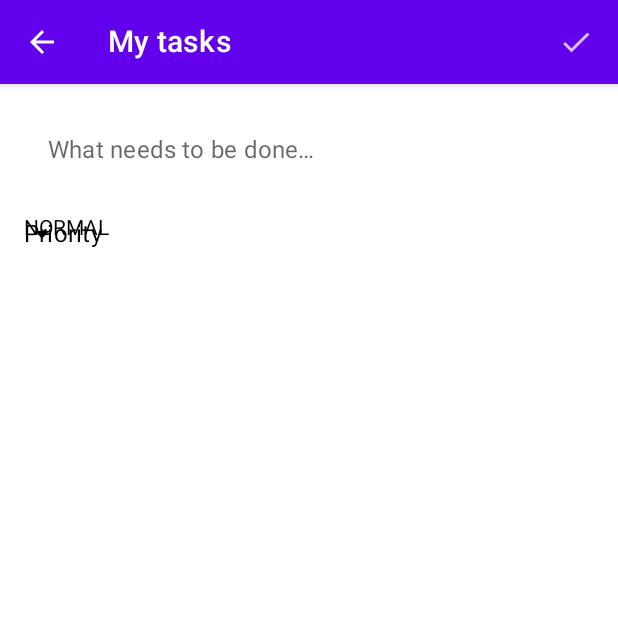
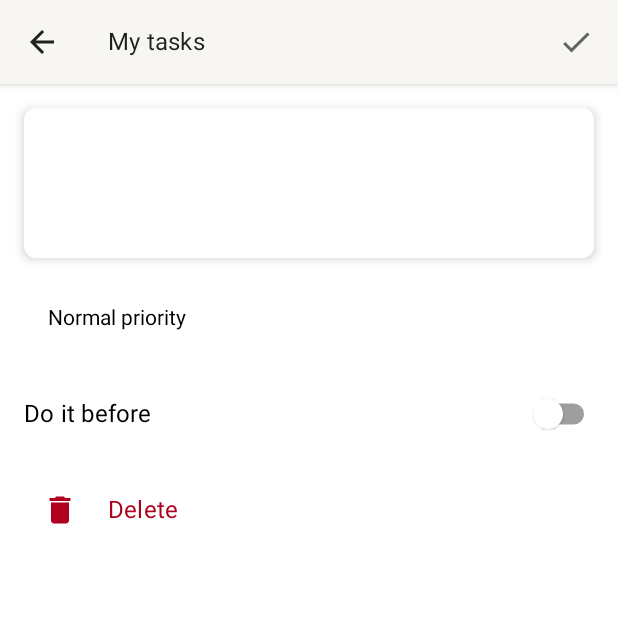
Before and after one commit to Mobile-Developement-School-23/android-todo-app-fomichev, an Android app built with Jetpack Compose: the screen it shows after launch (MainActivity), after a tap on "Add new to-do item", on a phone screen of 412 x 824 dp, the top half of it. Run offline under Robolectric (Android 15) with nearby library versions, the phone set to English and light mode, and no system bars; our stand-ins replace Dagger/Hilt's generated code, Room's generated code; network calls fail; Roboto replaces fonts that are not available here; 1 statement that could not run was skipped.

Commit message:
add compose v3

```diff
--- a/app/src/main/java/com/example/mytodoapp/presentation/Theme.kt
+++ b/app/src/main/java/com/example/mytodoapp/presentation/Theme.kt
@@ -17,6 +17,8 @@ fun MainTheme(
         true -> blackPalette
         else -> lightPalette
     }
+
+
 //    val typography = MyTypography(
 //        largeTitle = TextSize(32.sp),
 //        title =TextUnit(20.sp),
--- a/app/src/main/java/com/example/mytodoapp/presentation/featureAddEditTodoItem/AddEditTodoItemFragment.kt
+++ b/app/src/main/java/com/example/mytodoapp/presentation/featureAddEditTodoItem/AddEditTodoItemFragment.kt
@@ -8,6 +8,7 @@ import android.util.Log
 import android.view.LayoutInflater
 import android.view.View
 import android.view.ViewGroup
+import androidx.compose.foundation.background
 import androidx.compose.foundation.clickable
 
 
@@ -29,6 +30,10 @@ import androidx.compose.material.MaterialTheme
 import androidx.compose.material.Scaffold
 import androidx.compose.material.Switch
 import androidx.compose.foundation.interaction.MutableInteractionSource
+import androidx.compose.foundation.shape.RoundedCornerShape
+import androidx.compose.material.Button
+import androidx.compose.material.Card
+import androidx.compose.material.LocalTextStyle
 import androidx.compose.material.SwitchDefaults
 import androidx.compose.material.Text
 import androidx.compose.material.TextField
@@ -61,6 +66,8 @@ import com.example.mytodoapp.R
 import com.example.mytodoapp.appComponent
 import com.example.mytodoapp.domain.Importance
 import com.example.mytodoapp.domain.TodoItem
+import com.example.mytodoapp.presentation.LocalMyColors
+import com.example.mytodoapp.presentation.MainTheme
 import com.example.mytodoapp.presentation.factory.ViewModelFactory
 import com.example.mytodoapp.presentation.featureTodoList.MainTodoListFragment
 import org.w3c.dom.Text
@@ -107,24 +114,34 @@ class AddEditTodoItemFragment : Fragment() {
 
         return ComposeView(requireContext()).apply {
             setContent {
+                MainTheme() {
                     AddEditTodoItemScreen()
+                }
             }
         }
 
     }
 
+    override fun onViewCreated(view: View, savedInstanceState: Bundle?) {
+        super.onViewCreated(view, savedInstanceState)
+
+    }
+
     @SuppressLint("UnusedMaterialScaffoldPaddingParameter")
     @Composable
-    private fun AddEditTodoItemScreen() {
-       // val todoItemState = viewModel.todoItem.value
+    fun AddEditTodoItemScreen() {
+
+        var isSwitchOn by remember { mutableStateOf(false) }
+        val isEditMode = (todoItemId != MODE_ADD)
         if (todoItemId != MODE_ADD) viewModel.getTodoItem(todoItemId)
-        val (description, setDescription) = remember { mutableStateOf("") }
-        val (priority, setPriority) = remember { mutableStateOf(Importance.NORMAL) }
-        val (deadline, setDeadline) = remember { mutableStateOf(TodoItem.NO_DEADLINE) }
+        var (description, setDescription) = remember { mutableStateOf("") }
+        var (creatingDate, setCreatingDate) = remember { mutableStateOf(Date(System.currentTimeMillis())) }
+        var (changeDate, setChangeDate) = remember { mutableStateOf(Date(System.currentTimeMillis())) }
+        var (id, setId) = remember { mutableStateOf("") }
+        var (priority, setPriority) = remember { mutableStateOf(Importance.NORMAL) }
+      //  val (deadline, setDeadline) = remember { mutableStateOf(TodoItem.NO_DEADLINE) }
         val (itemDone, setItemDone) = remember { mutableStateOf(false) }
-
-
-        val isEditMode = (todoItemId != MODE_ADD)
+        var expanded by remember { mutableStateOf(false) }
 
 
         LaunchedEffect(Unit) {
@@ -137,7 +154,9 @@ class AddEditTodoItemFragment : Fragment() {
                             setDescription(todoItemCopy!!.description)
                             setPriority(todoItemCopy!!.priority)
                             setItemDone(todoItemCopy!!.done)
-
+                            setCreatingDate(todoItemCopy!!.creationDate)
+                            setId(todoItemCopy!!.id)
+                                //  setDeadline(todoItemCopy!!.deadline)
                             viewModel.todoItem.removeObserver(this)
                         }
                     }
@@ -145,36 +164,35 @@ class AddEditTodoItemFragment : Fragment() {
             }
 
         }
-
-
-        val scaffoldState = rememberScaffoldState()
-
+      // val scaffoldState = rememberScaffoldState()
         Scaffold(
-            scaffoldState = scaffoldState,
+      //      scaffoldState = scaffoldState,
             topBar = {
                 TopAppBar(
+                    backgroundColor = LocalMyColors.current.colorBackPrimary,
                     title = {
                         Text(
-                            text = if (isEditMode) {
-                                stringResource(R.string.my_todo_items)
-                            } else {
-                                stringResource(R.string.my_todo_items)
-                            }
+                            text = stringResource(id = R.string.my_todo_items),
+                            style = MaterialTheme.typography.subtitle1
                         )
                     },
                     navigationIcon = {
-                        IconButton(onClick = { requireActivity().onBackPressed() }) {
+                        IconButton(onClick = {  requireActivity().supportFragmentManager.beginTransaction()
+                            .replace(R.id.rootContainer, MainTodoListFragment.newInstance())
+                            .addToBackStack(null)
+                            .commit() }) {
                             Icon(
-                                Icons.Filled.ArrowBack,
-                                contentDescription = stringResource(R.string.my_todo_items)
+                                imageVector = Icons.Filled.ArrowBack,
+                                contentDescription = stringResource(id = R.string.my_todo_items)
                             )
                         }
                     },
                     actions = {
-                        IconButton(onClick = { saveTodoItem(description, priority, false, deadline) }) {
+                        IconButton(onClick = { if (isEditMode) editTodoItem(description, priority, itemDone, creatingDate, id)
+                            else saveTodoItem(description, priority, false) }) {
                             Icon(
-                                Icons.Filled.Check,
-                                contentDescription = stringResource(R.string.my_todo_items)
+                                imageVector = Icons.Filled.Check,
+                                contentDescription = stringResource(id = R.string.my_todo_items)
                             )
                         }
                     }
@@ -186,41 +204,116 @@ class AddEditTodoItemFragment : Fragment() {
                         .padding(16.dp)
                         .fillMaxSize()
                 ) {
+                    Card(
+                        modifier = Modifier
+                            .fillMaxWidth()
+                            .height(100.dp),
+                        backgroundColor = LocalMyColors.current.colorBackSecondary,
+                        shape = RoundedCornerShape(8.dp),
+                        elevation = 4.dp
+                    ) {
                         TextField(
-                        modifier = Modifier.fillMaxWidth(),
+                            modifier = Modifier
+                                .fillMaxSize()
+                                .padding(8.dp),
                             value = description,
-                        onValueChange = { setDescription(it) },
-                        label = { Text(stringResource(R.string.what_need_to_do)) },
+                            onValueChange = { setDescription(it)},
+                            textStyle = LocalTextStyle.current.copy(
+                                color = MaterialTheme.colors.onSurface
+                            ),
+                            singleLine = false,
+                            maxLines = Int.MAX_VALUE,
                             colors = TextFieldDefaults.textFieldColors(
-                            backgroundColor = Color.Transparent,
+                                backgroundColor = LocalMyColors.current.colorBackSecondary,
                                 cursorColor = MaterialTheme.colors.onSurface,
-                            focusedIndicatorColor = Color.Transparent,
+                                focusedIndicatorColor = LocalMyColors.current.colorBackSecondary,
                                 unfocusedIndicatorColor = Color.Transparent
                             )
                         )
+                    }
 
                     Spacer(modifier = Modifier.height(16.dp))
 
-                    PrioritySelector(
+
+                    Column {
+                        Text(
+                            text = when (priority) {
+                                Importance.LOW -> stringResource(id = R.string.low_priority)
+                                Importance.HIGH -> stringResource(id = R.string.high_priority)
+                                else -> stringResource(id = R.string.normal_priority)
+                            },
+                            modifier = Modifier
+                                .padding(16.dp)
+                                .clickable { expanded = true }
+                        )
+                        DropdownMenu(
+                            expanded = expanded,
+                            onDismissRequest = { expanded = false }
+                        ) {
+                            PriorityItems(
                                 priority = priority,
-                        onPrioritySelected = { setPriority(it) }
+                                onPrioritySelected = {
+                                    setPriority(it)
+                                    expanded = false
+                                }
                             )
+                        }
+                    }
+
+
+
 
                     Spacer(modifier = Modifier.height(16.dp))
 
-                    deadline?.let { it1 ->
-                        DeadlineSwitch(
-                            isEditMode = isEditMode,
-                            deadline = it1,
-                            onDeadlineChanged = {  }
+                    Row(
+                        modifier = Modifier.fillMaxWidth(),
+                        verticalAlignment = Alignment.CenterVertically
+                    ) {
+                        Text(
+                            text = stringResource(id = R.string.do_for),
+                            modifier = Modifier.weight(0.3f),
+                            style = MaterialTheme.typography.subtitle1
+                        )
+
+                        Switch(
+                            checked = isSwitchOn,
+                            onCheckedChange = { isSwitchOn = it },
+                            modifier = Modifier.padding(start = 16.dp)
+                        )
+                        if (isSwitchOn) {
+                            Text(
+                                text = "deadline",
+                                modifier = Modifier.padding(start = 8.dp),
+                                color = MaterialTheme.colors.primary,
+                                style = MaterialTheme.typography.body1
                             )
                         }
-                    if (isEditMode) {
-                        DeleteButton(
-                            onDeleteClicked = {
+                    }
+
+                    Spacer(modifier = Modifier.height(16.dp))
+
+                    Row(
+                        verticalAlignment = Alignment.CenterVertically,
+                        modifier = Modifier.fillMaxWidth()
+                    ) {
+                        IconButton(
+                            onClick = {
                                 viewModel.deleteTodoItem(todoItemCopy!!)
                                 requireActivity().onBackPressed()
                             }
+                        ) {
+                            Icon(
+                                imageVector = Icons.Default.Delete,
+                                contentDescription = stringResource(id = R.string.delete),
+                                tint = MaterialTheme.colors.error
+                            )
+                        }
+
+                        Text(
+                            text = stringResource(id = R.string.delete),
+                            style = MaterialTheme.typography.subtitle1,
+                            color = MaterialTheme.colors.error,
+                            modifier = Modifier.padding(start = 8.dp)
                         )
                     }
                 }
@@ -228,14 +321,31 @@ class AddEditTodoItemFragment : Fragment() {
         )
     }
 
-    private fun saveTodoItem(description: String?, priority: Importance, itemDone: Boolean,
-                             deadline: Date?, id: String = MODE_ADD) {
+    private fun editTodoItem(description: String?, priority: Importance, itemDone: Boolean, creatingDate:Date,
+                              id: String) {
+        val inputDescription = description?.trim()
+        val priority = priority
+        val done = itemDone
+        val creatingDate = creatingDate
+        val changeDate = Date(System.currentTimeMillis())
+        val deadline = null
+        val id = id
+
+        viewModel.editTodoItem(inputDescription, priority, done, creatingDate, changeDate, deadline, id)
+        requireActivity().supportFragmentManager.beginTransaction()
+            .replace(R.id.rootContainer, MainTodoListFragment.newInstance())
+            .addToBackStack(null)
+            .commit()
+    }
+
+
+    private fun saveTodoItem(description: String?, priority: Importance, itemDone: Boolean, id: String = MODE_ADD) {
         val inputDescription = description?.trim()
         val priority = priority
         val done = itemDone
         val creatingDate = Date(System.currentTimeMillis())
         val changeDate = Date(System.currentTimeMillis())
-        val deadline = deadline
+        val deadline = null
         val id = UUID.randomUUID().toString()
 
         viewModel.addTodoItem(inputDescription, priority, done, creatingDate, changeDate, deadline, id)
@@ -256,6 +366,29 @@ class AddEditTodoItemFragment : Fragment() {
                     putString(ARG_PARAM1, param1)
                 }
             }
+        }
+    }
+}
+
+@Composable
+fun PriorityItems(
+    priority: Importance,
+    onPrioritySelected: (Importance) -> Unit
+) {
+    val priorityItems = listOf(
+        Pair(Importance.LOW, stringResource(id = R.string.low_priority)),
+        Pair(Importance.NORMAL, stringResource(id = R.string.normal_priority)),
+        Pair(Importance.HIGH, stringResource(id = R.string.high_priority))
+    )
+
+    priorityItems.forEach { (itemPriority, itemText) ->
+        DropdownMenuItem(
+            onClick = { onPrioritySelected(itemPriority) }
+        ) {
+            Text(
+                text = itemText,
+                style = MaterialTheme.typography.body1
+            )
         }
     }
 }
@@ -368,28 +501,3 @@ fun DeadlineSwitch(
         )
     }
 }
-
-@Composable
-fun DeleteButton(
-    onDeleteClicked: () -> Unit
-) {
-    Row(
-        modifier = Modifier.padding(top = 16.dp),
-        verticalAlignment = Alignment.CenterVertically
-    ) {
-        IconButton(onClick = onDeleteClicked) {
-            Icon(
-                Icons.Default.Delete,
-                contentDescription = stringResource(R.string.delete),
-                tint = MaterialTheme.colors.error
-            )
-        }
-
-        Text(
-            text = stringResource(R.string.delete),
-            style = MaterialTheme.typography.subtitle1,
-            color = MaterialTheme.colors.error,
-            modifier = Modifier.padding(start = 8.dp)
-        )
-    }
-}
--- a/app/src/main/res/values/strings.xml
+++ b/app/src/main/res/values/strings.xml
@@ -15,10 +15,11 @@
     <string name="what_need_to_do">What needs to be done…</string>
     <string name="priority">Priority</string>
     <string name="do_for">Do it before</string>
-    <string name="high_priority"><font color="#FF3B30">!! High</font></string>
-    <string name="low_priority">Low</string>
-    <string name="normal_priority">Normal</string>
+    <string name="high_priority"><font color="#FF3B30">!! High priority</font></string>
+    <string name="low_priority">Low priority</string>
+    <string name="normal_priority">Normal priority</string>
     <string name="No">No</string>
+    <string name="normal_priority_drop">Normal priority</string>
     <string name="toast_for_empty_edit_text">Fill the field or click cancel button</string>
 
 </resources>
```
Also changed, not shown: app/src/main/java/com/example/mytodoapp/presentation/featureTodoList/MainTodoListFragment.kt (+30 -36 lines), 1 other file. Lines whose indentation alone changed are shown as unchanged.
